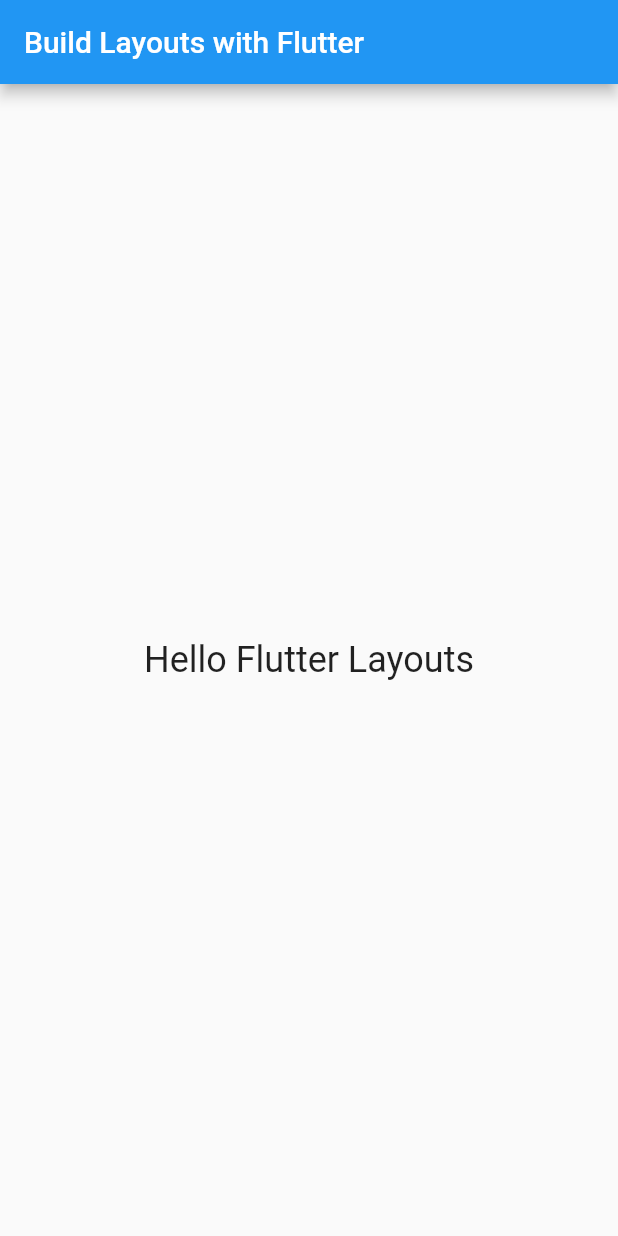
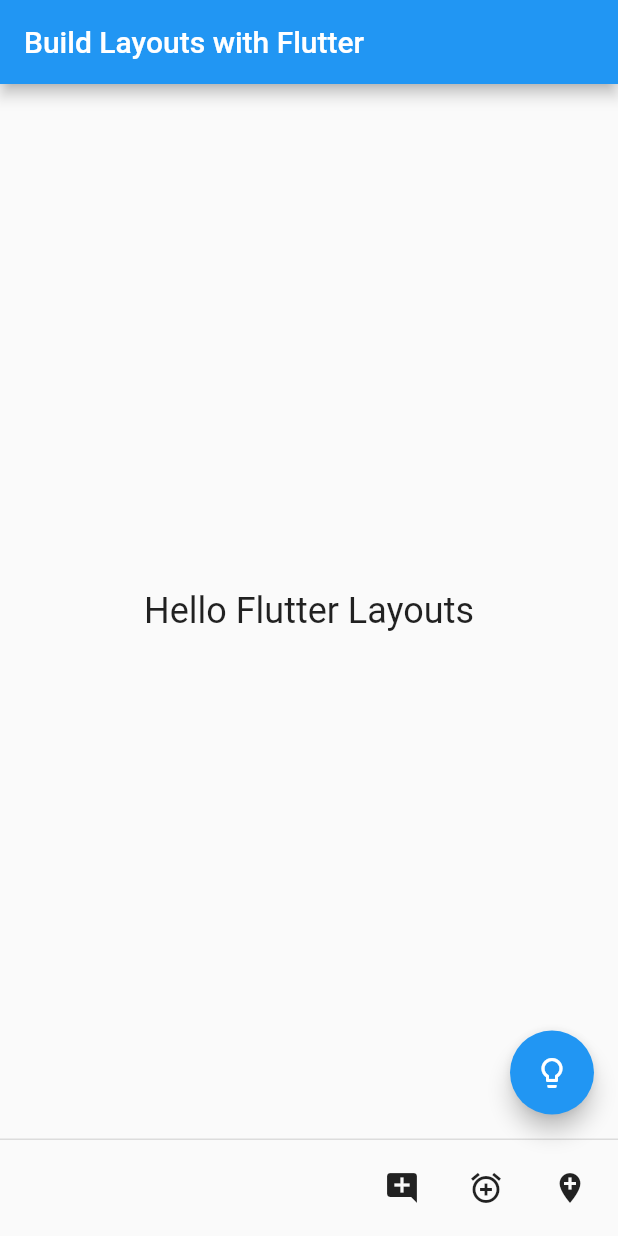
Before and after one commit to bdushimi/atlp-flutter, a Flutter app: the screen it shows after launch, on a phone screen of 412 x 824 dp. Run offline on Flutter 3.47's test engine with Material 2 defaults, Android fonts, the phone set to English and light mode, and no system bars; our stand-ins replace firebase_core; accounts and stored records are empty.

Commit message:
Uses Scaffold

```diff
--- a/flutter-firebase/hello_layouts/lib/main.dart
+++ b/flutter-firebase/hello_layouts/lib/main.dart
@@ -3,20 +3,42 @@
 void main() => runApp(const MyApp());
 
 class MyApp extends StatelessWidget {
-  const MyApp({ Key? key }) : super(key: key);
+  const MyApp({Key? key}) : super(key: key);
 
   @override
   Widget build(BuildContext context) {
     return MaterialApp(
+      debugShowCheckedModeBanner: false,
       home: Scaffold(
         appBar: AppBar(
           title: const Text("Build Layouts with Flutter"),
         ),
         body: const Center(
-          child: Text("Hello Flutter Layouts",
-          style: TextStyle(fontSize: 24),
+          child: Text(
+            "Hello Flutter Layouts",
+            style: TextStyle(fontSize: 24),
           ),
         ),
+        floatingActionButton: FloatingActionButton(
+          onPressed: () {
+            print("You rang!");
+          },
+          child: const Icon(Icons.lightbulb_outlined),
+        ),
+        persistentFooterButtons: <Widget>[
+          IconButton(
+            onPressed: () {},
+          icon: const Icon(Icons.add_comment)
+          ),
+          IconButton(
+            onPressed: () {},
+          icon: const Icon(Icons.add_alarm)
+          ),
+          IconButton(
+            onPressed: () {},
+          icon: const Icon(Icons.add_location)
+          ),
+        ],
       ),
     );
   }
```
